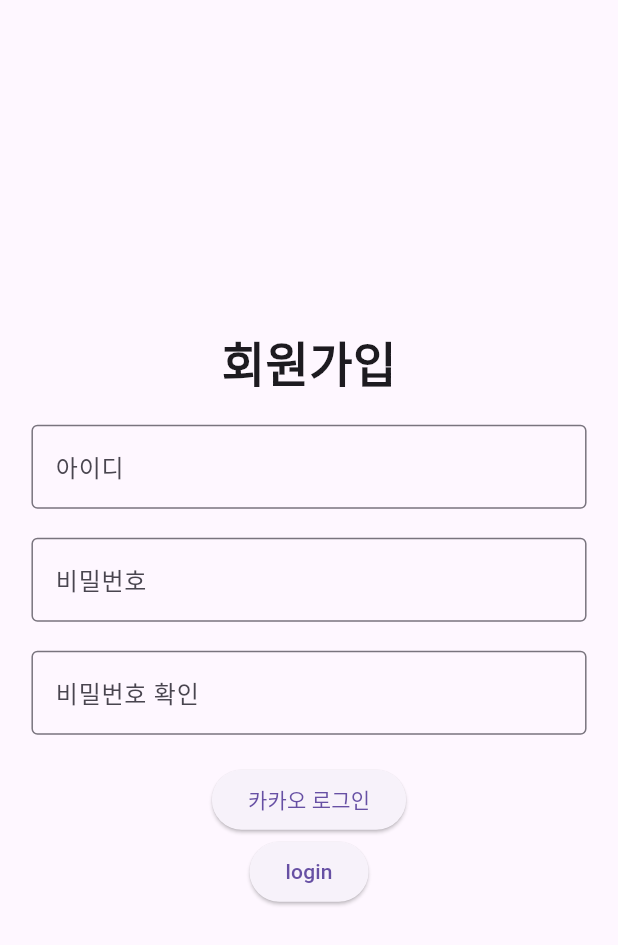
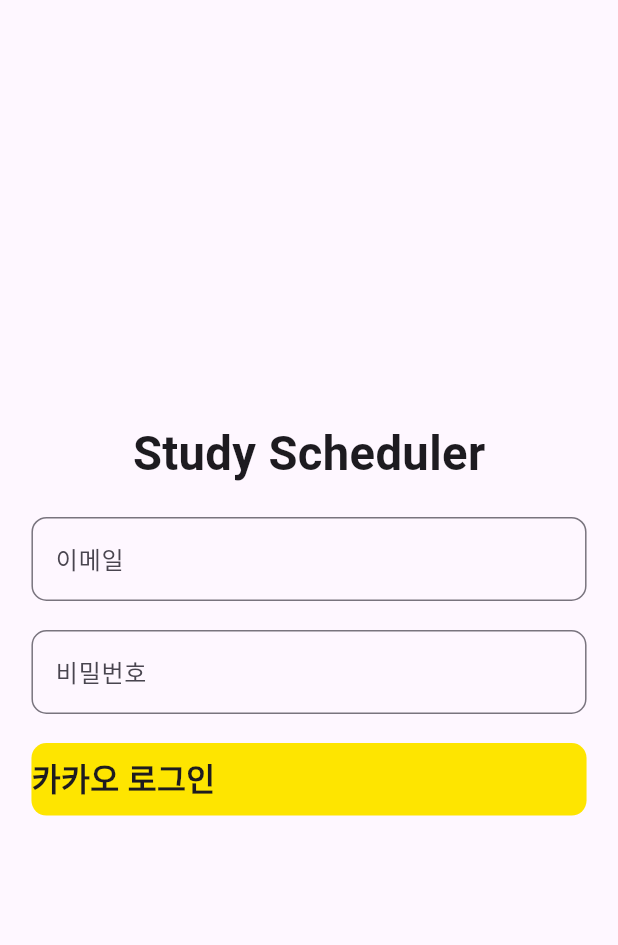
Before and after one commit to skku-comit/Flutter-CoMit-Study-Scheduler-App, a Flutter app: the screen it shows after launch, after a tap on "카카오 로그인", on a phone screen of 412 x 824 dp. Shown: the top 945 px of the screen. Run offline on Flutter 3.47's test engine with Material 3 defaults, Android fonts, the phone set to English and light mode, and no system bars; drawn by our look-alikes of flutter_platform_widgets; our stand-ins replace flutter_screenutil, get, table_calendar; missing offline and left inert: kakao_flutter_sdk_user.

Commit message:
:bug: Update register_page.dart with Kakao login functionality

```diff
--- a/lib/view/register_page.dart
+++ b/lib/view/register_page.dart
@@ -8,16 +8,46 @@ import 'package:kakao_flutter_sdk_user/kakao_flutter_sdk_user.dart';
 class RegisterPage extends StatelessWidget {
   const RegisterPage({super.key});
 
+  void kakaologin() async {
+    if (await isKakaoTalkInstalled()) {
+      try {
+        await UserApi.instance.loginWithKakaoTalk();
+        print('카카오톡으로 로그인 성공!');
+      } catch (error) {
+        print(error);
+
+        if (error is PlatformException && error.code == 'CANCELED') {
+          return;
+        }
+        try {
+          await UserApi.instance.loginWithKakaoAccount();
+          print('카카오계정으로 로그인 성공!');
+        } catch (error) {
+          print(error);
+        }
+      }
+    } else {
+      print('카카오톡이 설치되어 있지 않습니다.');
+      try {
+        await UserApi.instance.loginWithKakaoAccount();
+        print('카카오계정으로 로그인 성공!');
+      } catch (error) {
+        print('카카오계정으로 로그인 실패 $error');
+      }
+    }
+  }
+
   @override
   Widget build(BuildContext context) {
     return Scaffold(
       body: Container(
+        width: double.infinity,
         padding: EdgeInsets.symmetric(horizontal: 20.w),
         child: Column(
           mainAxisAlignment: MainAxisAlignment.center,
           children: [
             Text(
-              '회원가입',
+              'Study Scheduler',
               style: TextStyle(
                 fontSize: 30.sp,
                 fontWeight: FontWeight.bold,
@@ -26,60 +56,49 @@ class RegisterPage extends StatelessWidget {
             SizedBox(height: 20.h),
             TextField(
               decoration: InputDecoration(
-                border: OutlineInputBorder(),
-                labelText: '아이디',
+                hintText: '이메일',
+                border: OutlineInputBorder(
+                  borderRadius: BorderRadius.circular(10),
+                ),
               ),
             ),
             SizedBox(height: 20.h),
             TextField(
               decoration: InputDecoration(
-                border: OutlineInputBorder(),
-                labelText: '비밀번호',
+                hintText: '비밀번호',
+                border: OutlineInputBorder(
+                  borderRadius: BorderRadius.circular(10),
+                ),
               ),
-              obscureText: true,
             ),
             SizedBox(height: 20.h),
-            TextField(
-              decoration: InputDecoration(
-                border: OutlineInputBorder(),
-                labelText: '비밀번호 확인',
+            InkWell(
+              onTap: () => kakaologin(),
+              child: Ink(
+                decoration: BoxDecoration(
+                  borderRadius: BorderRadius.circular(10),
+                  color: Color(0XFFFEE500),
+                ),
+                width: double.infinity,
+                height: 50.h,
+                child: Container(
+                  alignment: Alignment.center,
+                  child: Row(
+                    children: [
+                      Image(
+                        image: AssetImage(
+                          'assets/images/kakao_logo.svg',
+                        ),
+                      ),
+                      Text('카카오 로그인',
+                          style: TextStyle(
+                            fontSize: 20.sp,
+                            fontWeight: FontWeight.bold,
+                          )),
+                    ],
+                  ),
+                ),
               ),
-              obscureText: true,
-            ),
-            SizedBox(height: 20.h),
-            ElevatedButton(
-              onPressed: () async {
-                if (await isKakaoTalkInstalled()) {
-                  try {
-                    await UserApi.instance.loginWithKakaoTalk();
-                  } catch (error) {
-                    print(error);
-
-                    if (error is PlatformException &&
-                        error.code == 'CANCELED') {
-                      return;
-                    }
-                    try {
-                      await UserApi.instance.loginWithKakaoAccount();
-                      print('카카오계정으로 로그인 성공!');
-                    } catch (error) {
-                      print(error);
-                    }
-                  }
-                } else {
-                  try {
-                    await UserApi.instance.loginWithKakaoAccount();
-                    print('카카오계정으로 로그인 성공!');
-                  } catch (error) {
-                    print('카카오계정으로 로그인 실패 $error');
-                  }
-                }
-              },
-              child: Text('카카오 로그인'),
-            ),
-            PlatformElevatedButton(
-              child: Text('login'),
-              onPressed: () {},
             ),
           ],
         ),
```
